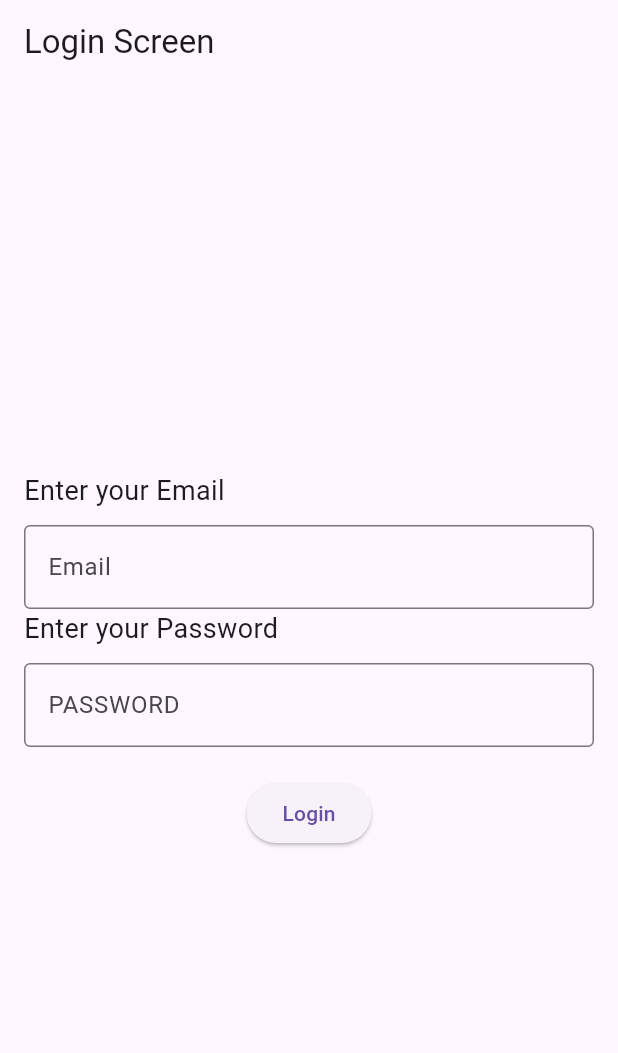
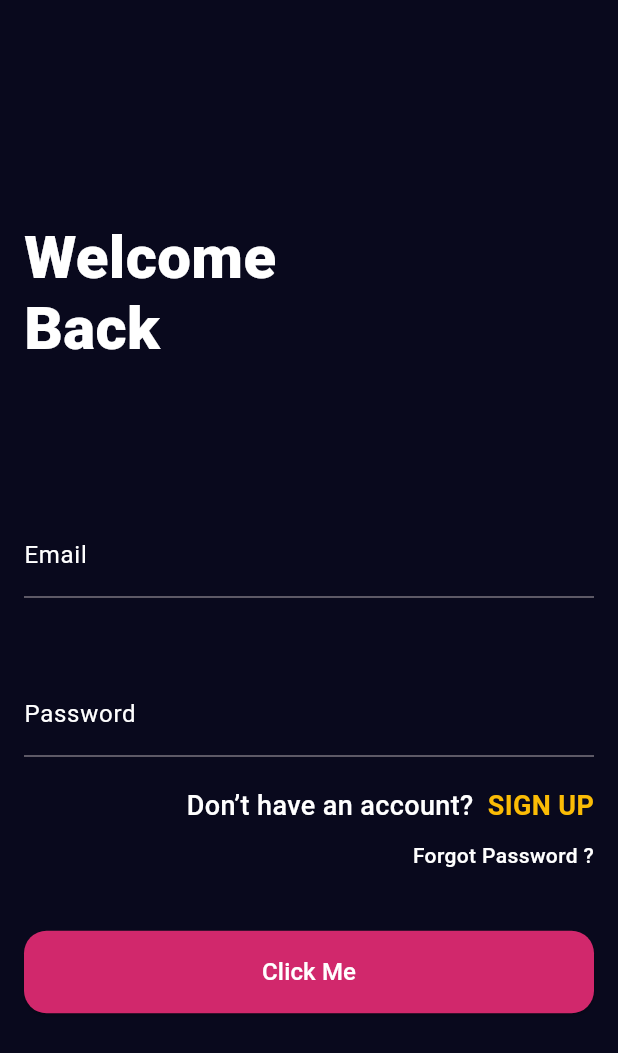
Before and after one commit to Shinsieon/chat_with_flutter_go, a Flutter app: the screen it shows after launch, on a phone screen of 412 x 824 dp. Shown: the top 1053 px of the screen. Run offline on Flutter 3.47's test engine with Material 3 defaults, Android fonts, the phone set to English and light mode, and no system bars; our stand-ins replace firebase_auth, firebase_core; accounts and stored records are empty.

Commit message:
divide into files

```diff
--- /dev/null
+++ b/lib/colors.dart
@@ -0,0 +1,7 @@
+import 'package:flutter/material.dart';
+
+class AppColors {
+  static const Color primaryColor = Color(0xFF09091D);
+  static const Color secondaryColor = Color(0xFFD1286C);
+  static const Color yellowColor = Color(0xFFFBBC05);
+}
--- /dev/null
+++ b/lib/components/custom_button.dart
@@ -0,0 +1,66 @@
+import 'package:flutter/material.dart';
+import 'package:my_app/enums.dart';
+
+// 버튼 크기 Enum
+
+// 공통 버튼 위젯
+class CustomButton extends StatelessWidget {
+  final String text;
+  final VoidCallback onPressed;
+  final Color backgroundColor;
+  final Color textColor;
+  final double borderRadius;
+  final ButtonSize size; // ButtonSize Enum으로 변경
+
+  const CustomButton({
+    super.key,
+    required this.text,
+    required this.onPressed,
+    this.backgroundColor = Colors.blue,
+    this.textColor = Colors.white,
+    this.borderRadius = 15.0,
+    this.size = ButtonSize.medium, // 기본값을 medium으로 설정
+  });
+
+  @override
+  Widget build(BuildContext context) {
+    // 화면의 너비를 가져오기 위해 MediaQuery 사용
+    double screenWidth = MediaQuery.of(context).size.width;
+    double buttonWidth;
+
+    // 버튼 크기 설정
+    switch (size) {
+      case ButtonSize.large:
+        buttonWidth = screenWidth; // large는 전체 너비
+        break;
+      case ButtonSize.medium:
+        buttonWidth = screenWidth * 0.5; // medium은 화면의 50%
+        break;
+      case ButtonSize.small:
+        buttonWidth = screenWidth * 0.2; // small은 화면의 20%
+        break;
+      default:
+        buttonWidth = screenWidth * 0.5; // 기본값은 medium
+    }
+
+    return SizedBox(
+      width: buttonWidth, // 버튼 너비 설정
+      height: 55, // 버튼 높이 설정
+      child: ElevatedButton(
+        style: ElevatedButton.styleFrom(
+          foregroundColor: textColor, backgroundColor: backgroundColor,
+          padding: EdgeInsets.zero, // Padding을 0으로 설정하여 height 적용
+          shape: RoundedRectangleBorder(
+            borderRadius:
+                BorderRadius.circular(borderRadius), // border-radius 적용
+          ),
+        ),
+        onPressed: onPressed,
+        child: Text(
+          text,
+          style: const TextStyle(fontSize: 16),
+        ),
+      ),
+    );
+  }
+}
--- /dev/null
+++ b/lib/components/custom_text.dart
@@ -0,0 +1,64 @@
+import 'package:flutter/material.dart';
+import 'package:my_app/enums.dart';
+
+class CustomText extends StatelessWidget {
+  final String text; // 메인 텍스트
+  final Color color; // 텍스트 색상
+  final TextSize size; // TextSize Enum
+  final FontWeightOption fontWeight; // FontWeightOption Enum
+
+  const CustomText({
+    super.key,
+    required this.text,
+    this.color = Colors.white,
+    this.size = TextSize.medium, // 기본값을 medium으로 설정
+    this.fontWeight = FontWeightOption.medium, // 기본값을 medium으로 설정
+  });
+
+  @override
+  Widget build(BuildContext context) {
+    double fontSize;
+
+    // TextSize에 따라 폰트 크기 설정
+    switch (size) {
+      case TextSize.small:
+        fontSize = 14.0; // small 폰트 크기
+        break;
+      case TextSize.medium:
+        fontSize = 18.0; // medium 폰트 크기
+        break;
+      case TextSize.large:
+        fontSize = 24.0; // large 폰트 크기
+        break;
+    }
+
+    FontWeight weight;
+
+    // FontWeightOption에 따라 폰트 두께 설정
+    switch (fontWeight) {
+      case FontWeightOption.bold:
+        weight = FontWeight.bold; // bold 설정
+        break;
+      case FontWeightOption.medium:
+        weight = FontWeight.w500; // medium 설정
+        break;
+      case FontWeightOption.thin:
+        weight = FontWeight.w200; // thin 설정
+        break;
+    }
+
+    return Row(
+      mainAxisAlignment: MainAxisAlignment.end,
+      children: [
+        Text(
+          text,
+          style: TextStyle(
+            color: color,
+            fontSize: fontSize,
+            fontWeight: weight,
+          ),
+        ),
+      ],
+    );
+  }
+}
--- /dev/null
+++ b/lib/components/custom_textfield.dart
@@ -0,0 +1,28 @@
+import 'package:flutter/material.dart';
+
+class CustomTextField extends StatelessWidget {
+  final String labelText;
+  final TextEditingController controller;
+  final bool obscureText;
+
+  const CustomTextField({
+    super.key,
+    required this.labelText,
+    required this.controller,
+    this.obscureText = false, // 기본값은 false
+  });
+
+  @override
+  Widget build(BuildContext context) {
+    return TextField(
+      controller: controller,
+      style: const TextStyle(color: Colors.white),
+      decoration: InputDecoration(
+        labelText: labelText,
+        labelStyle: const TextStyle(color: Colors.white),
+        border: const UnderlineInputBorder(),
+      ),
+      obscureText: obscureText,
+    );
+  }
+}
--- /dev/null
+++ b/lib/enums.dart
@@ -0,0 +1,5 @@
+enum ButtonSize { large, medium, small }
+
+enum TextSize { small, medium, large }
+
+enum FontWeightOption { bold, medium, thin }
--- a/lib/main.dart
+++ b/lib/main.dart
@@ -1,10 +1,11 @@
 import 'package:firebase_auth/firebase_auth.dart';
 import 'package:firebase_core/firebase_core.dart';
 import 'package:flutter/material.dart';
+import 'package:my_app/colors.dart';
 import 'package:my_app/firebase_options.dart';
 import 'package:my_app/routes.dart';
 import 'package:my_app/screens/home.dart';
-import 'package:my_app/screens/login.dart';
+import 'package:my_app/screens/signin.dart';
 
 void main() async {
   WidgetsFlutterBinding.ensureInitialized();
@@ -17,10 +18,19 @@ class MyApp extends StatelessWidget {
 
   @override
   Widget build(BuildContext context) {
-    return const MaterialApp(
+    return MaterialApp(
+      theme: ThemeData(
+        scaffoldBackgroundColor: AppColors.primaryColor,
+        fontFamily: 'Roboto', // 앱 전반에 Roboto 폰트 설정
+        primaryColor: Colors.white,
+        textTheme: const TextTheme(
+          bodyLarge: TextStyle(color: Colors.white), // 일반 텍스트 색상
+          bodyMedium: TextStyle(color: Colors.white),
+        ),
+      ),
       title: 'Chatter',
       //initialRoute: AppRoutes.loginScreen,
-      home: AuthStateHandler(),
+      home: const AuthStateHandler(),
     );
   }
 }
--- a/lib/routes.dart
+++ b/lib/routes.dart
@@ -1,6 +1,6 @@
 import 'package:flutter/material.dart';
 import 'package:my_app/screens/home.dart';
-import 'screens/login.dart';
+import 'screens/signin.dart';
 
 class AppRoutes {
   static const String loginScreen = '/login';
--- a/lib/screens/login.dart
+++ /dev/null
@@ -1,80 +0,0 @@
-import 'dart:convert';
-
-import 'package:flutter/material.dart';
-import 'package:my_app/routes.dart';
-import 'package:http/http.dart' as http;
-import 'package:firebase_auth/firebase_auth.dart';
-
-class LoginScreen extends StatelessWidget {
-  final FirebaseAuth _auth = FirebaseAuth.instance;
-  final TextEditingController emailController = TextEditingController();
-  final TextEditingController pwController = TextEditingController();
-
-  LoginScreen({super.key});
-  Future<void> _signIn() async {
-    try {
-      UserCredential userCredential = await _auth.signInWithEmailAndPassword(
-        email: emailController.text,
-        password: pwController.text,
-      );
-      print("User signed in : ${userCredential.user?.email}");
-    } catch (e) {
-      print("Error : $e");
-    }
-  }
-
-  @override
-  Widget build(BuildContext context) {
-    return Scaffold(
-        appBar: AppBar(
-          title: const Text('Login Screen'),
-        ),
-        body: Padding(
-          padding: const EdgeInsets.all(16),
-          child: Column(
-            mainAxisAlignment: MainAxisAlignment.center,
-            crossAxisAlignment: CrossAxisAlignment.start,
-            children: [
-              const Text(
-                'Enter your Email',
-                style: TextStyle(fontSize: 18),
-              ),
-              const SizedBox(
-                height: 10,
-              ),
-              TextField(
-                controller: emailController,
-                decoration: const InputDecoration(
-                  labelText: 'Email',
-                  border: OutlineInputBorder(),
-                ),
-              ),
-              const Text(
-                'Enter your Password',
-                style: TextStyle(fontSize: 18),
-              ),
-              const SizedBox(
-                height: 10,
-              ),
-              TextField(
-                controller: pwController,
-                decoration: const InputDecoration(
-                  labelText: 'PASSWORD',
-                  border: OutlineInputBorder(),
-                ),
-                obscureText: true,
-              ),
-              const SizedBox(height: 20),
-              Center(
-                child: ElevatedButton(
-                  onPressed: () {
-                    _signIn();
-                  },
-                  child: const Text('Login'),
-                ),
-              )
-            ],
-          ),
-        ));
-  }
-}
--- /dev/null
+++ b/lib/screens/signin.dart
@@ -0,0 +1,109 @@
+import 'dart:convert';
+
+import 'package:flutter/material.dart';
+import 'package:my_app/colors.dart';
+import 'package:my_app/components/custom_button.dart';
+import 'package:my_app/components/custom_text.dart';
+import 'package:my_app/components/custom_textfield.dart';
+import 'package:my_app/enums.dart';
+import 'package:my_app/routes.dart';
+import 'package:http/http.dart' as http;
+import 'package:firebase_auth/firebase_auth.dart';
+
+class LoginScreen extends StatelessWidget {
+  final FirebaseAuth _auth = FirebaseAuth.instance;
+  final TextEditingController emailController = TextEditingController();
+  final TextEditingController pwController = TextEditingController();
+
+  LoginScreen({super.key});
+  Future<void> _signIn() async {
+    try {
+      UserCredential userCredential = await _auth.signInWithEmailAndPassword(
+        email: emailController.text,
+        password: pwController.text,
+      );
+      print("User signed in : ${userCredential.user?.email}");
+    } catch (e) {
+      print("Error : $e");
+    }
+  }
+
+  @override
+  Widget build(BuildContext context) {
+    return Scaffold(
+        body: Padding(
+      padding: const EdgeInsets.all(16),
+      child: Column(
+        mainAxisAlignment: MainAxisAlignment.center,
+        crossAxisAlignment: CrossAxisAlignment.start,
+        children: [
+          const Text(
+            'Welcome \nBack',
+            style: TextStyle(
+              color: Colors.white,
+              fontSize: 40,
+              fontWeight: FontWeight.w900,
+              height: 0,
+            ),
+          ),
+          const SizedBox(height: 100),
+          CustomTextField(
+            labelText: 'Email',
+            controller: emailController,
+          ),
+          const SizedBox(
+            height: 50,
+          ),
+          CustomTextField(
+            labelText: 'Password',
+            controller: pwController,
+            obscureText: true,
+          ),
+          const SizedBox(height: 20),
+          const Row(
+            mainAxisAlignment: MainAxisAlignment.end,
+            children: [
+              CustomText(
+                text: 'Don’t have an account?  ',
+                color: Colors.white,
+                size: TextSize.medium, // size Enum 사용
+              ),
+              CustomText(
+                text: 'SIGN UP',
+                color: AppColors.yellowColor,
+                fontWeight: FontWeightOption.bold,
+              ),
+            ],
+          ),
+          const SizedBox(
+            height: 10,
+          ),
+          const Row(
+            mainAxisAlignment: MainAxisAlignment.end,
+            children: [
+              CustomText(
+                text: 'Forgot Password ?',
+                size: TextSize.small,
+                fontWeight: FontWeightOption.medium,
+              ),
+            ],
+          ),
+          const SizedBox(
+            height: 40,
+          ),
+          Center(
+            child: CustomButton(
+              text: 'Click Me', // 버튼 텍스트
+              onPressed: () {
+                print('Button Pressed'); // 버튼 클릭 시 동작
+              },
+              backgroundColor: AppColors.secondaryColor, // 배경색 설정
+              textColor: Colors.white, // 텍스트 색상 설정
+              size: ButtonSize.large,
+            ),
+          )
+        ],
+      ),
+    ));
+  }
+}
```
Also changed, not shown: lib/screens/signup.dart (added).
